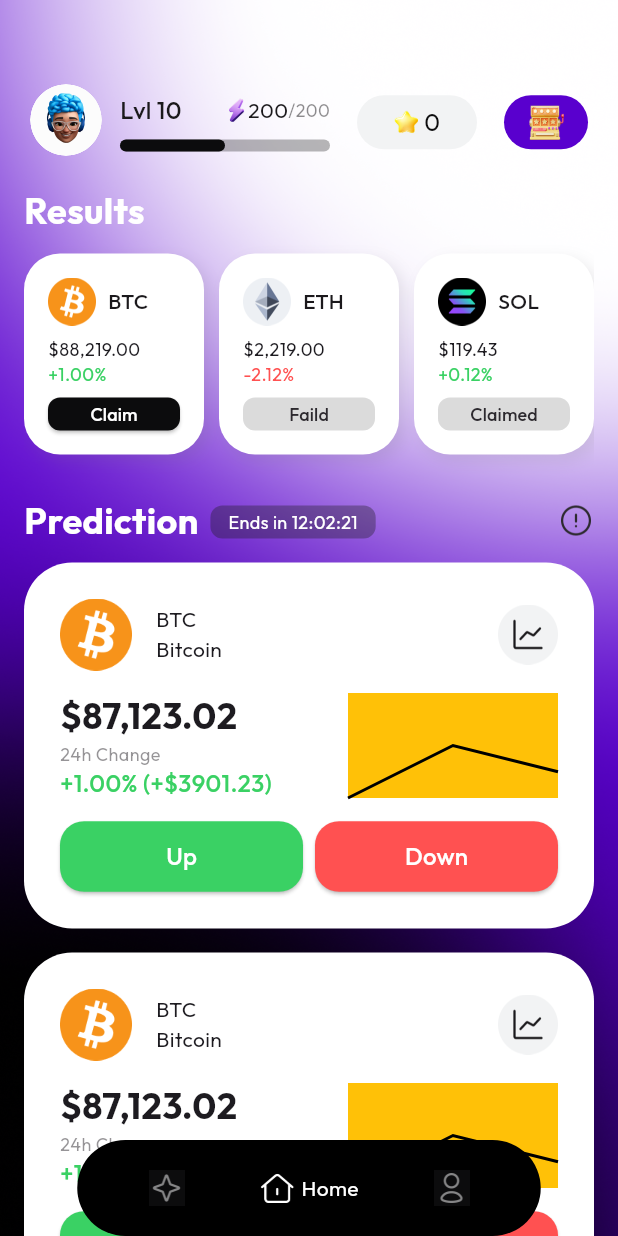
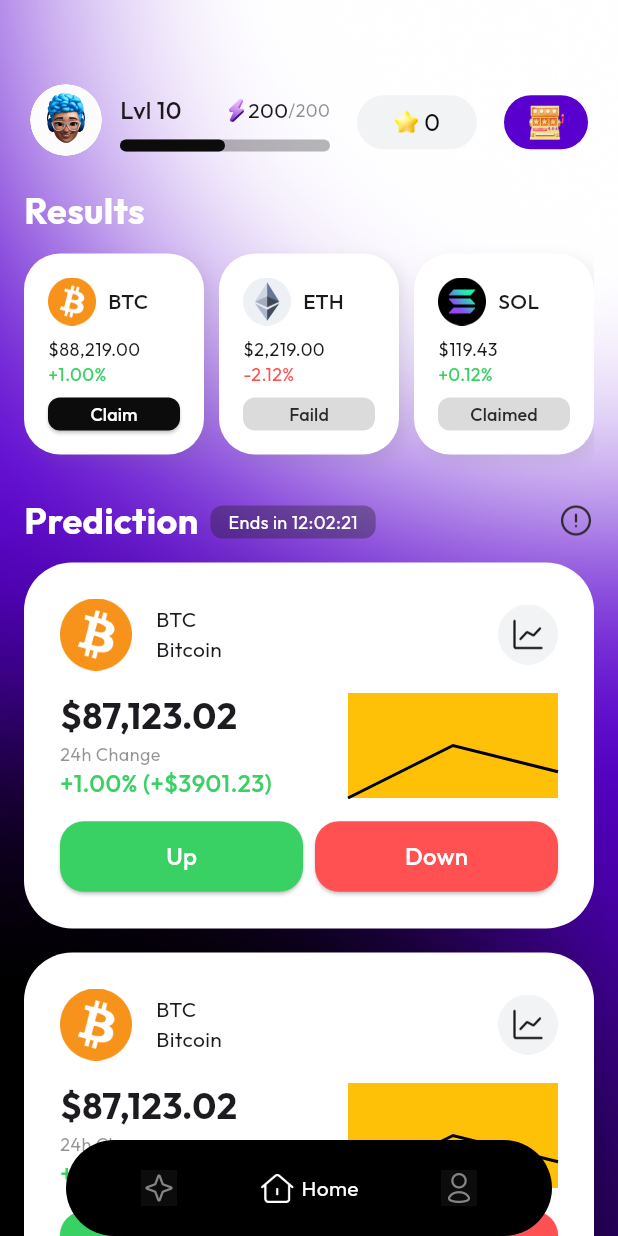
Before and after one commit to cctip/flutter_coin_zone, a Flutter app: the screen it shows after launch, on a phone screen of 412 x 824 dp. Run offline on Flutter 3.47's test engine with Material 3 defaults, Android fonts, the light colour scheme and no system bars; our stand-ins replace dio, get, shared_preferences; network calls fail.

Commit message:
feat: update

```diff
--- a/lib/pages/index.dart
+++ b/lib/pages/index.dart
@@ -52,7 +52,7 @@ class IndexPageState extends State<IndexPage> {
     return Container(
       padding: EdgeInsets.symmetric(horizontal: 40),
       child: Container(
-        width: 309,
+        width: 324,
         height: 64,
         padding: EdgeInsets.symmetric(horizontal: 12),
         decoration: BoxDecoration(
@@ -64,7 +64,7 @@ class IndexPageState extends State<IndexPage> {
           children: [
             InkWell(
               child: SizedBox(
-                width: 95,
+                width: 100,
                 child: Row(
                   mainAxisAlignment: MainAxisAlignment.center,
                   children: [
@@ -80,7 +80,7 @@ class IndexPageState extends State<IndexPage> {
             ),
             InkWell(
               child: SizedBox(
-                width: 95,
+                width: 100,
                 child: Row(
                   mainAxisAlignment: MainAxisAlignment.center,
                   children: [
@@ -96,7 +96,7 @@ class IndexPageState extends State<IndexPage> {
             ),
             InkWell(
               child: SizedBox(
-                width: 95,
+                width: 100,
                 child: Row(
                   mainAxisAlignment: MainAxisAlignment.center,
                   children: [
```
Also changed, not shown: 9 other files.
